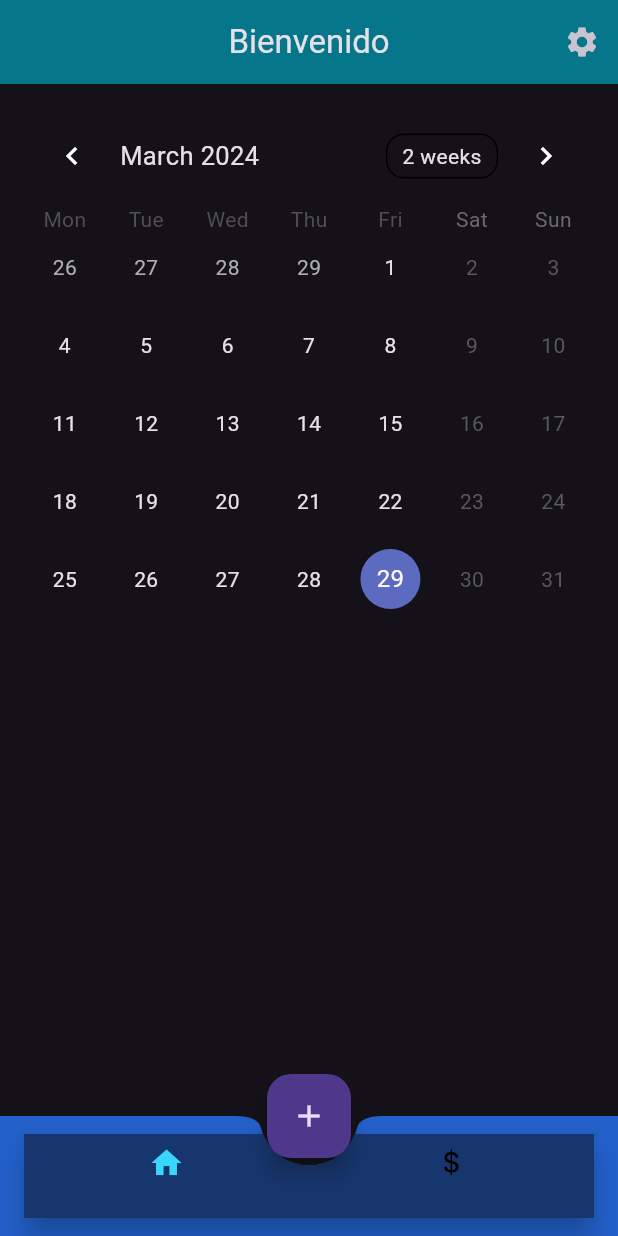
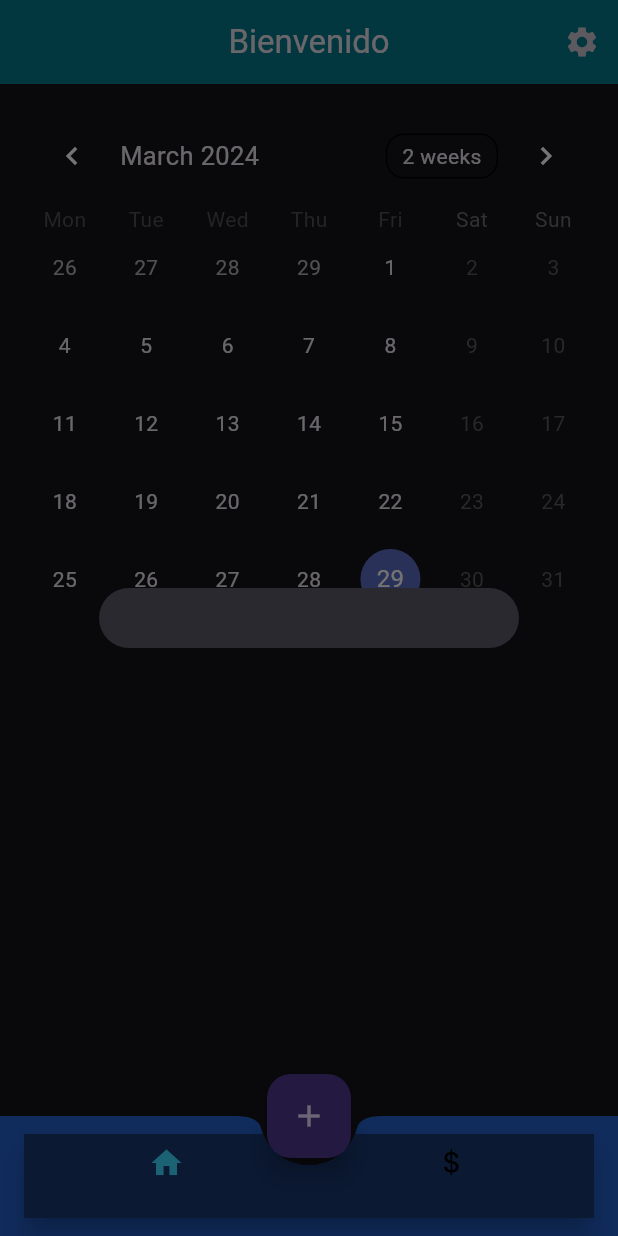
Before and after one commit to CarlosChato/HoursSchedule, a Flutter app: the screen it shows after launch, after a tap on the "add" icon, on a phone screen of 412 x 824 dp. Run offline on Flutter 3.47's test engine with Material 3 defaults, Android fonts, the phone set to English and light mode, and no system bars; drawn by our look-alikes of table_calendar.

Commit message:
starting event creation

```diff
--- a/hourscheck/lib/pages/home.dart
+++ b/hourscheck/lib/pages/home.dart
@@ -2,6 +2,7 @@ import 'package:flutter/cupertino.dart';
 import 'package:flutter/material.dart';
 import 'package:hourscheck/pages/calendar.dart';
 import 'package:hourscheck/pages/money.dart';
+import 'package:hourscheck/tools/add_event.dart';
 
 class Home extends StatefulWidget {
   const Home({Key? key}) : super(key: key);
@@ -38,7 +39,9 @@ class _HomeState extends State<Home> {
           )),
       floatingActionButtonLocation: FloatingActionButtonLocation.centerDocked,
       floatingActionButton: FloatingActionButton(
-        onPressed: () {},
+        onPressed: () {
+          addEvent(context);
+        },
         child: Icon(
           Icons.add,
         ),
--- /dev/null
+++ b/hourscheck/lib/tools/add_event.dart
@@ -0,0 +1,13 @@
+import 'package:flutter/material.dart';
+
+Future addEvent(context) {
+  return showDialog(
+      context: context,
+      builder: (builder) => AlertDialog(
+            content: SizedBox(
+              child: Column(
+                mainAxisSize: MainAxisSize.min,
+              ),
+            ),
+          ));
+}
```
